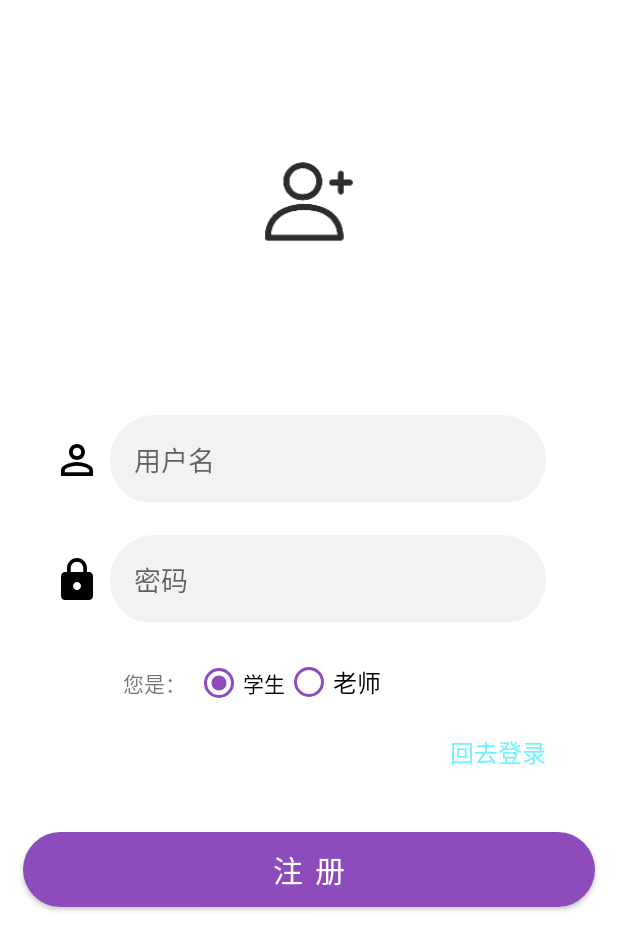
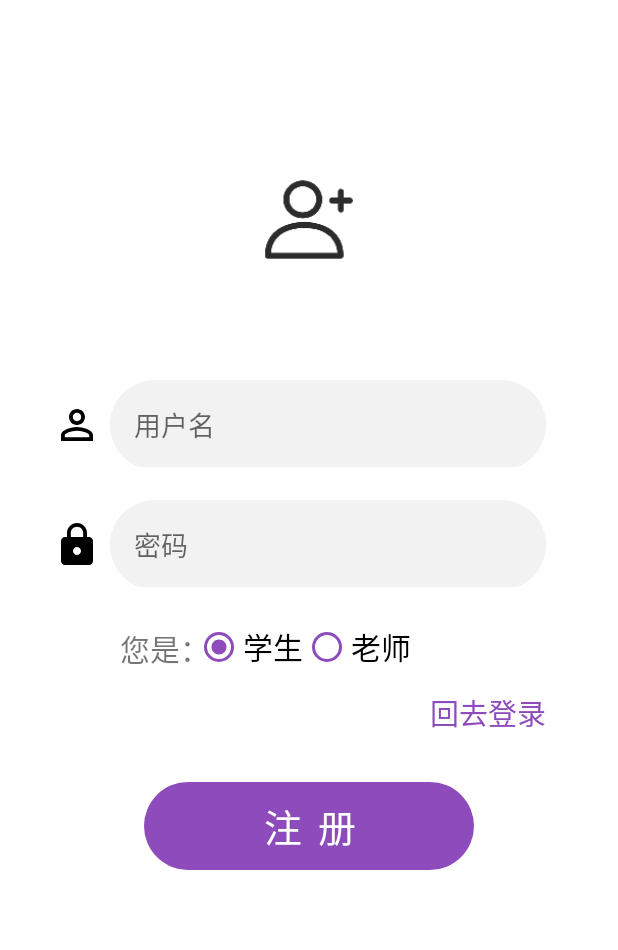
Before and after one commit to sushi11111/ClassroomCheck-inSystem, an Android app: the screen it shows after launch (SignupActivity), after a tap on "还没账号？马上注册", on a phone screen of 412 x 824 dp. Shown: the top 950 px of the screen. Run offline under Robolectric (Android 15) with nearby library versions, the light colour scheme and no system bars; 2 other taps on this screen came first.

Commit message:
界面优化2.0

```diff
--- a/app/src/main/java/com/example/aclass/Constants.java
+++ b/app/src/main/java/com/example/aclass/Constants.java
@@ -3,8 +3,8 @@ package com.example.aclass;
 public final class Constants {
     public static final String BASE_URL = "http://47.107.52.7:88/";
 
-    public static final String APP_ID = "61ddfd666f2e46c98262920c77026d53";
+    public static final String APP_ID = "a3981d6f1cb7451e858fafe3b4e0bb7c";
 
-    public static final String APP_SECRET = "33375529044a0bfc94d7abfd682ef4eb9c942";
+    public static final String APP_SECRET = "6002952ec1e29b6a047d29c00ac704ed0802f";
 
 }
--- a/app/src/main/java/com/example/aclass/Login/LoginActivity.java
+++ b/app/src/main/java/com/example/aclass/Login/LoginActivity.java
@@ -5,6 +5,7 @@ import android.content.DialogInterface;
 import android.content.Intent;
 import android.content.SharedPreferences;
 import android.graphics.Typeface;
+import android.graphics.drawable.GradientDrawable;
 import android.os.Bundle;
 import android.text.InputType;
 import android.text.TextUtils;
@@ -61,6 +62,15 @@ public class LoginActivity extends AppCompatActivity
         Button btLogin = findViewById(R.id.bt_login);
         //登录按钮设置监听事件
         btLogin.setOnClickListener(this);
+
+        // 创建一个GradientDrawable对象，用于定义按钮的背景
+        GradientDrawable gradientDrawable = new GradientDrawable();
+
+        // 设置圆角半径，这里使用50dp作为示例，您可以根据需要进行调整
+        gradientDrawable.setCornerRadius(54);
+
+        // 将GradientDrawable对象设置为按钮的背景
+        btLogin.setBackground(gradientDrawable);
 
         //设置监听事件 是否显示密码
         ivPwdSwitch.setOnClickListener(new View.OnClickListener() {
--- a/app/src/main/java/com/example/aclass/Signup/SignupActivity.java
+++ b/app/src/main/java/com/example/aclass/Signup/SignupActivity.java
@@ -3,6 +3,7 @@ package com.example.aclass.Signup;
 
 import android.content.DialogInterface;
 import android.content.Intent;
+import android.graphics.drawable.GradientDrawable;
 import android.os.Bundle;
 import android.view.View;
 import android.widget.Button;
@@ -74,6 +75,16 @@ public class SignupActivity extends AppCompatActivity
 
         //点击注册按钮 开始注册
         signup_btn = findViewById(R.id.bt_signup);
+
+        // 创建一个GradientDrawable对象，用于定义按钮的背景
+        GradientDrawable gradientDrawable = new GradientDrawable();
+
+        // 设置圆角半径，这里使用50dp作为示例，您可以根据需要进行调整
+        gradientDrawable.setCornerRadius(54);
+
+        // 将GradientDrawable对象设置为按钮的背景
+        signup_btn.setBackground(gradientDrawable);
+
         signup_btn.setOnClickListener(new View.OnClickListener() {
             @Override
             public void onClick(View view) {
--- a/app/src/main/java/com/example/aclass/teacher/TeacherCourseFragment.java
+++ b/app/src/main/java/com/example/aclass/teacher/TeacherCourseFragment.java
@@ -31,7 +31,7 @@ import java.util.List;
 
 public class TeacherCourseFragment extends Fragment {
 
-    ImageView addCourseBtn;
+    Button addCourseBtn;
     private FragmentManager fragmentManager;
     private BottomNavigationView bottomNavigationView;
 
@@ -63,6 +63,7 @@ public class TeacherCourseFragment extends Fragment {
 
         //按钮赋值
         addCourseBtn = rootView.findViewById(R.id.addCourseBtn);
+
         System.out.println("进入");
         if (getArguments() != null) {
             LoginResponse.UserData userData = getArguments().getParcelable("userData");
--- a/app/src/main/res/drawable/button_rounded_bg.xml
+++ b/app/src/main/res/drawable/button_rounded_bg.xml
@@ -1,5 +1,5 @@
 <?xml version="1.0" encoding="utf-8"?>
 <shape xmlns:android="http://schemas.android.com/apk/res/android">
     <solid android:color="#8d4bbb" /> <!-- 设置背景色为浅灰色 -->
-    <corners android:radius="50dp" /> <!-- 设置圆角半径为8dp -->
+    <corners android:radius="48dp" /> <!-- 设置圆角半径为8dp -->
 </shape>
--- a/app/src/main/res/layout/activity_signup.xml
+++ b/app/src/main/res/layout/activity_signup.xml
@@ -26,7 +26,7 @@
         android:layout_marginLeft="25dp"
         android:layout_width="match_parent"
         android:layout_height="60dp"
-        android:layout_marginTop="48dp"
+        android:layout_marginTop="0dp"
         >
         <ImageView
             android:layout_width="32dp"
@@ -89,9 +89,9 @@
             android:layout_width="wrap_content"
             android:layout_height="wrap_content"
             android:text="您是： "
-            android:textSize="14dp"
-            android:layout_marginLeft="82dp"
-            android:layout_marginTop="10dp"
+            android:textSize="20dp"
+            android:layout_marginLeft="80dp"
+            android:layout_marginTop="6dp"
             />
 
         <RadioGroup
@@ -105,7 +105,7 @@
                 android:id="@+id/btnStudent"
                 android:layout_width="wrap_content"
                 android:layout_height="wrap_content"
-                android:textSize="14dp"
+                android:textSize="20dp"
                 android:text="学生"
                 android:buttonTint="@color/purple_700"
                 android:checked="true"/>
@@ -114,7 +114,7 @@
                 android:id="@+id/btnTeacher"
                 android:layout_width="wrap_content"
                 android:layout_height="wrap_content"
-                android:textSize="16dp"
+                android:textSize="20dp"
                 android:text="老师"
                 android:buttonTint="@color/purple_700"/>
         </RadioGroup>
@@ -133,8 +133,8 @@
             android:layout_marginEnd="48dp"
             android:layout_marginBottom="1dp"
             android:text="回去登录"
-            android:textColor="#70f3ff"
-            android:textSize="16dp" />
+            android:textColor="#8d4bbb"
+            android:textSize="19dp" />
     </RelativeLayout>
 
     <RelativeLayout
@@ -147,14 +147,14 @@
             android:id="@+id/bt_signup"
             android:text="注 册"
             android:textColor="@android:color/background_light"
-            android:textSize="20dp"
-            android:backgroundTint="#70f3ff"
+            android:textSize="25dp"
             android:background="@drawable/button_rounded_bg"
-            android:layout_marginTop="40dp"
+            android:layout_marginTop="30dp"
             android:layout_marginEnd="15dp"
             android:layout_marginStart="15dp"
             android:layout_alignParentTop="true"
-            android:layout_width="match_parent"
+            android:layout_width="220dp"
+            android:layout_centerHorizontal="true"
             android:layout_height="wrap_content"
             />
     </RelativeLayout>
--- a/app/src/main/res/layout/fragment_teacher_course.xml
+++ b/app/src/main/res/layout/fragment_teacher_course.xml
@@ -16,7 +16,7 @@
             android:text="添加课程"
             android:layout_gravity="center"
             android:textColor="#FFFFFF"
-            android:textSize="23sp"/>
+            android:textSize="21sp"/>
         <View
             android:layout_width="340dp"
             android:layout_gravity="center"
```
Also changed, not shown: app/src/main/java/com/example/aclass/teacher/AddCourseActivity.java (+12 -0 lines), app/src/main/res/layout/activity_login.xml (+9 -6 lines), app/src/main/res/layout/activity_starting_check.xml (+4 -11 lines).
